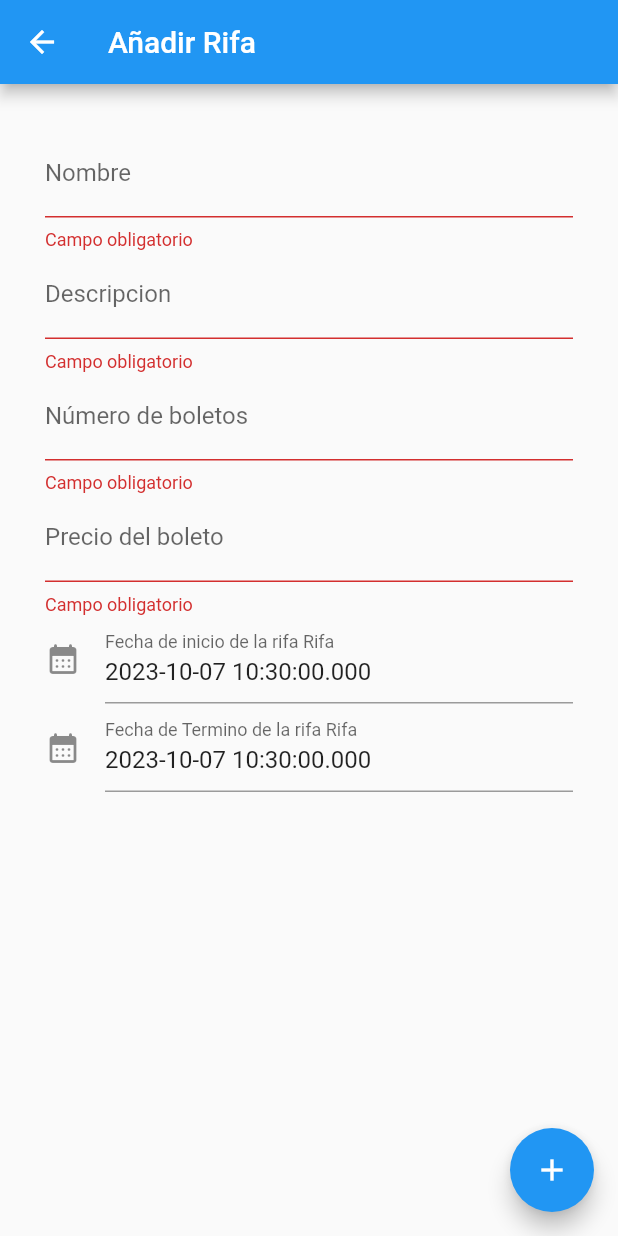
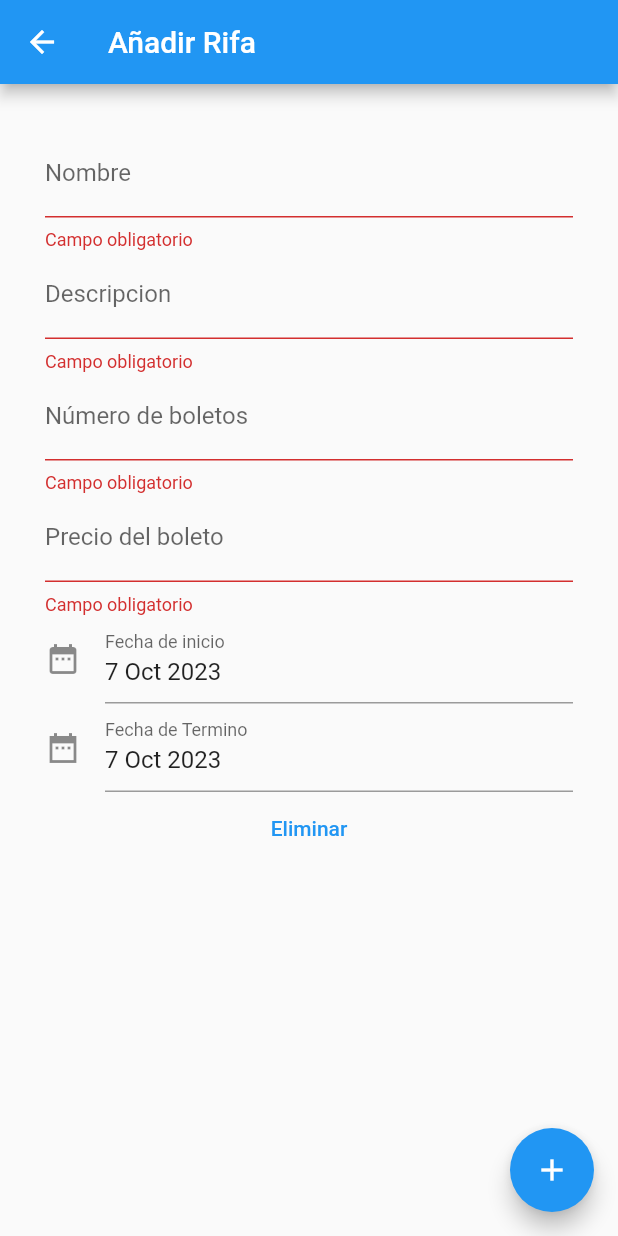
Before and after one commit to JackOrtizS/app, a Flutter app: the AddRifa screen opened directly, after a tap on the "add" icon, on a phone screen of 412 x 824 dp. Run offline on Flutter 3.47's test engine with Material 2 defaults, Android fonts, the phone set to English and light mode, and no system bars; drawn by our look-alikes of date_time_picker; our stand-ins replace cloud_firestore, firebase_auth, firebase_core, quickalert; missing offline and left inert: dart:ffi; accounts and stored records are empty; network calls fail.

Commit message:
Method Delete add for AddRifa.dart

```diff
--- a/lib/Pages/AddRifa.dart
+++ b/lib/Pages/AddRifa.dart
@@ -1,6 +1,7 @@
 import 'dart:ffi';
 
 import 'package:cloud_firestore/cloud_firestore.dart';
+import 'package:date_time_picker/date_time_picker.dart';
 import 'package:flutter/material.dart';
 import 'package:intl/intl.dart';
 import 'package:quickalert/quickalert.dart';
@@ -22,12 +23,14 @@ class _AddRifaState extends State<AddRifa> {
   TextEditingController descripcionController = TextEditingController();
   TextEditingController numeroBoletosController = TextEditingController();
   TextEditingController precioBoletoController = TextEditingController();
-  TextEditingController _dateI =
+
+  TextEditingController txtFechaInicioController =
       TextEditingController(text: DateTime.now().toString());
-  TextEditingController _dateF =
+  TextEditingController txtFechaTerminoController =
       TextEditingController(text: DateTime.now().toString());
-  DateTime? fechaInicio = DateTime.now();
-  DateTime? fechaTermino = DateTime.now();
+
+  DateTime? _startDate = DateTime.now();
+  DateTime? _endDate = DateTime.now();
 
   _AddRifaState(this.idDoc) {
     if (idDoc.isNotEmpty) {
@@ -36,11 +39,12 @@ class _AddRifaState extends State<AddRifa> {
         descripcionController.text = value['descripcion'];
         numeroBoletosController.text = value['numeroBoletos'].toString();
         precioBoletoController.text = value['precioBoleto'].toString();
-        fechaInicio = value['fechaInicio'].toDate();
-        fechaTermino = value['fechaFin'].toDate();
 
-        _dateI.text = fechaInicio.toString();
-        _dateF.text = fechaTermino.toString();
+        _startDate = value['fechaInicio'].toDate();
+        _endDate = value['fechaFin'].toDate();
+
+        txtFechaInicioController.text = _startDate.toString();
+        txtFechaTerminoController.text = _endDate.toString();
 
         setState(() {});
       });
@@ -113,115 +117,66 @@ class _AddRifaState extends State<AddRifa> {
                     labelText: "Precio del boleto",
                     hintText: "Ingrese el precio de boleto para la rifa"),
               ),
-
-              Row(
-                children: [
-                  Expanded(
-                      child: TextFormField(
-                    onChanged: (val) {
-                      fechaInicio = DateTime.parse(val);
-                    },
-                    controller: _dateI,
-                    validator: (value) {
-                      if (value == "") {
-                        return "Campo obligatorio";
-                      }
-                    },
-                    decoration: const InputDecoration(
-                      icon: Icon(Icons.calendar_month_rounded),
-                      labelText: "Fecha de inicio de la rifa Rifa",
-                    ),
-                    onTap: () async {
-                      DateTime? pickeddateI = await showDatePicker(
-                          context: context,
-                          initialDate: DateTime.now(),
-                          firstDate: DateTime(2000),
-                          lastDate: DateTime(2100));
-
-                      if (pickeddateI != null) {
-                        TimeOfDay? pickedTime = await showTimePicker(
-                          context: context,
-                          initialTime: TimeOfDay.now(),
-                        );
-                        if (pickedTime != null) {
-                          DateTime selectedDteTime = DateTime(
-                              pickeddateI.year,
-                              pickeddateI.month,
-                              pickeddateI.day,
-                              pickedTime.hour,
-                              pickedTime.minute);
-                          //_dateI.text = DateFormat.yMMMMd(Intl.getCurrentLocale()).format(pickeddateI);
-                          setState(() {
-                            fechaInicio = selectedDteTime;
-
-                            _dateI.text =
-                                DateFormat.yMMMMd(Intl.getCurrentLocale())
-                                    .add_jm()
-                                    .format(selectedDteTime);
-                          });
-                        }
-                      }
-                    },
-                  ))
-                ],
+              DateTimePicker(
+                type: DateTimePickerType.date,
+                dateMask: 'd MMM yyyy ',
+                controller: txtFechaInicioController,
+                firstDate: DateTime(2000),
+                lastDate: DateTime(2101),
+                icon: Icon(Icons.date_range),
+                dateLabelText: "Fecha de inicio",
+                onChanged: (val) {
+                  _startDate = DateTime.parse(val);
+                },
               ),
 
-              Row(
-                children: [
-                  Expanded(
-                    child: TextFormField(
-                      onChanged: (val) {
-                        fechaTermino = DateTime.parse(val);
-                      },
-                      controller: _dateF,
-                      validator: (value) {
-                        if (value == "") {
-                          return "Campo obligatorio";
-                        }
-                      },
-                      decoration: const InputDecoration(
-                        icon: Icon(Icons.calendar_month_rounded),
-                        labelText: "Fecha de Termino de la rifa Rifa",
-                      ),
-                      onTap: () async {
-                        DateTime? pickeddateT = await showDatePicker(
-                            context: context,
-                            initialDate: DateTime.now(),
-                            firstDate: DateTime(2000),
-                            lastDate: DateTime(2100));
-
-                        if (pickeddateT != null) {
-                          TimeOfDay? pickedTimeF = await showTimePicker(
-                              context: context, initialTime: TimeOfDay.now());
-
-                          if (pickedTimeF != null) {
-                            DateTime selectedDateTimeT = DateTime(
-                              pickeddateT.year,
-                              pickeddateT.month,
-                              pickeddateT.day,
-                              pickedTimeF.hour,
-                              pickedTimeF.minute,
-                            );
-
-                            setState(() {
-                              fechaTermino = selectedDateTimeT;
-                              _dateF.text =
-                                  DateFormat.yMMMd(Intl.getCurrentLocale())
-                                      .add_jm()
-                                      .format(selectedDateTimeT);
-
-                              //_dateF.text = DateFormat.yMMMd().add_jm().format(selectedDateTimeT);
-                            });
-                          }
-                          //fechaTermino = pickeddateT;
-                          //_dateF.text = DateFormat.yMMMMd(Intl.getCurrentLocale()).format(pickeddateT);
-                        }
-                      },
-                    ),
-                  )
-                ],
+              DateTimePicker(
+                type: DateTimePickerType.date,
+                dateMask: 'd MMM yyyy ',
+                controller: txtFechaTerminoController,
+                firstDate: DateTime(2001),
+                lastDate: DateTime(2101),
+                icon: Icon(Icons.date_range_sharp),
+                dateLabelText: "Fecha de Termino",
+                onChanged: (val) {
+                  _endDate = DateTime.parse(val);
+                },
               ),
 
+
+
+              TextButton(
+                  onPressed: () async {
+                    if (idDoc.isNotEmpty) {
+                      bool confirm = await showDialog(
+                          context: context,
+                          builder: (BuildContext context) {
+                            return AlertDialog(
+                              title: Text("Confirmación"),
+                              content: Text(
+                                  "¿Estas seguro que deseas eliminar esta Rifa?"),
+                              actions: <Widget>[
+                                TextButton(onPressed: () {
+                                  Navigator.of(context).pop(false);
+                                },
+                                    child: Text("Cancelar")
+                                ),
+                                TextButton(onPressed: () {
+                                  Navigator.of(context).pop(true);
+                                },
+                                    child: Text("Eliminar")
+                                )
+                              ],
+                            );
+                          });
+
+                      if (confirm) {
+                        await rifas.doc(idDoc).delete();
+                        Navigator.pop(context);
+                      }
+                    }
+                  },
+                  child: Text("Eliminar"))
             ],
           ),
         ),
@@ -229,24 +184,6 @@ class _AddRifaState extends State<AddRifa> {
       floatingActionButton: FloatingActionButton(
         child: Icon(Icons.add),
         onPressed: () async {
-          /**QuickAlert.show(
-            context: context,
-            type: QuickAlertType.success,
-            text: 'Felicidades Rifa Añadida',
-          );**/
-
-          /**if(nombreController.text.isEmpty ||
-          descripcionController.text.isEmpty ||
-          numeroBoletosController.text.isEmpty ||
-          precioBoletoController.text.isEmpty ||
-          fechaInicio == null ||
-          fechaTermino == null
-          ){
-           QuickAlert.show(context: context,
-               type: QuickAlertType.error,
-           text: 'Por favor ingrese informacion en todos los campos');
-          }
-          else{**/
           var isValid = _form.currentState?.validate();
           if (isValid == null || isValid == false) {
             return;
@@ -256,8 +193,8 @@ class _AddRifaState extends State<AddRifa> {
               "descripcion": descripcionController.text,
               "numeroBoletos": int.tryParse(numeroBoletosController.text) ?? 0,
               "precioBoleto": int.tryParse(precioBoletoController.text) ?? 0,
-              "fechaInicio": fechaInicio,
-              "fechaFin": fechaTermino
+              "fechaInicio": _startDate,
+              "fechaFin": _endDate
             };
 
             if (idDoc.isEmpty) {
@@ -265,11 +202,8 @@ class _AddRifaState extends State<AddRifa> {
             } else {
               await rifas.doc(idDoc).update(rifaData);
             }
-            print("Guardado");
             Navigator.pop(context);
           }
-
-          // }
         },
       ),
     );
--- a/pubspec.yaml
+++ b/pubspec.yaml
@@ -35,6 +35,7 @@ dependencies:
   quickalert:
   cloud_firestore:
   intl: ^0.17.0
+  date_time_picker:
 
   # The following adds the Cupertino Icons font to your application.
   # Use with the CupertinoIcons class for iOS style icons.
```
Also changed, not shown: pubspec.lock.
